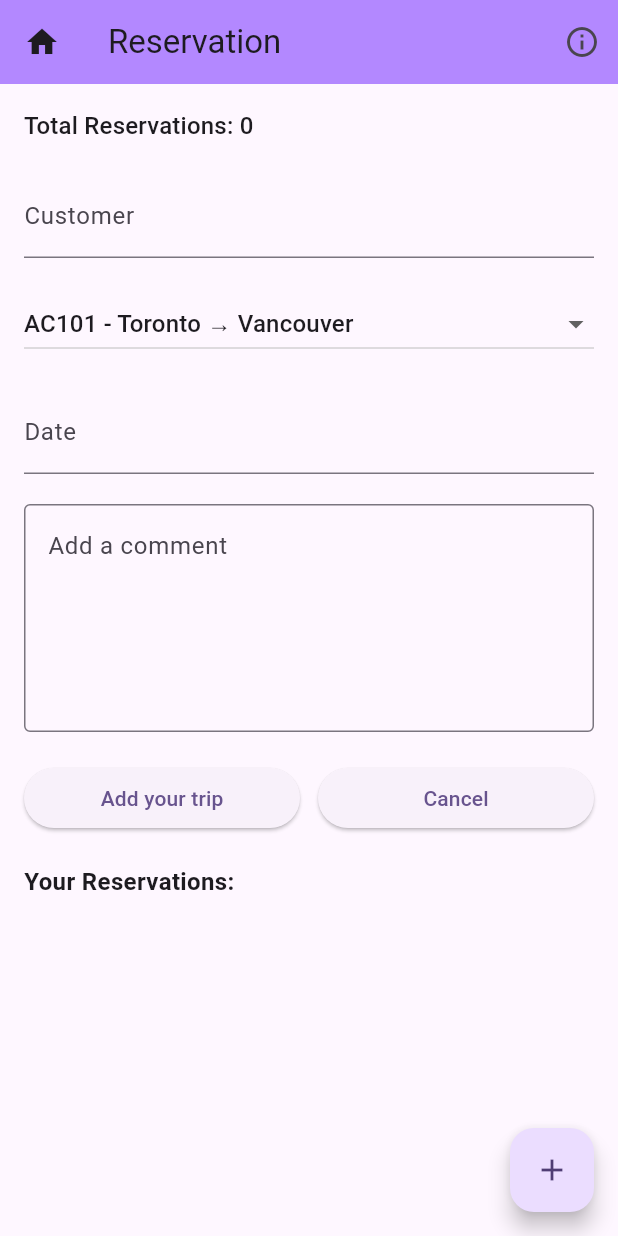
After one commit to JinmingShi1/cst2335_final_project, a Flutter app: the ReservationListPage screen opened directly, on a phone screen of 412 x 824 dp. The commit adds this screen. Run offline on Flutter 3.47's test engine with Material 3 defaults, Android fonts, the phone set to English and light mode, and no system bars; our stand-ins replace floor, flutter_secure_storage, sqflite; missing offline and left inert: encrypted_shared_preferences; accounts and stored records are empty; generated files the repository leaves out were written again.

Commit message:
Basic reservation page

```diff
--- a/lib/main.dart
+++ b/lib/main.dart
@@ -54,6 +54,7 @@ class _MyAppState extends State<MyApp> {
       routes: {
         // '/': (context) => const MyHomePage(),
         '/airplanes': (context) => const AirplaneListPage(),
+        '/reservation': (context) => const AirplaneListPage(),
       },
     );
   }
@@ -101,6 +102,12 @@ class MyHomePage extends StatelessWidget {
               },
               child: Text(t.translate("airplaneListTitle") ?? ''),
             ),
+            ElevatedButton(
+              onPressed: () {
+                Navigator.pushNamed(context, '/reservation');
+              },
+              child: Text(t.translate("airplaneListTitle") ?? ''),
+            ),
           ],
         ),
       ),
--- /dev/null
+++ b/lib/pages/reservation_page.dart
@@ -0,0 +1,322 @@
+import 'package:flutter/material.dart';
+import 'package:encrypted_shared_preferences/encrypted_shared_preferences.dart';
+import 'dao/reservationDao.dart';
+import 'entities/Reservation.dart';
+import 'database/reservationDatabase.dart';
+
+late ReservationDao myDAO;
+
+void main() async {
+  WidgetsFlutterBinding.ensureInitialized();
+  final db = await $FloorReservationDatabase
+      .databaseBuilder('app_database.db')
+      .build();
+  myDAO = db.reservationDao;
+
+  runApp(const ReservationPage());
+}
+
+class ReservationPage extends StatelessWidget {
+  const ReservationPage({super.key});
+
+  @override
+  Widget build(BuildContext context) {
+    return MaterialApp(
+      title: 'Reservation List',
+      debugShowCheckedModeBanner: false,
+      theme: ThemeData(
+        colorScheme: ColorScheme.fromSeed(seedColor: Colors.deepPurple),
+      ),
+      home: const ReservationListPage(title: 'Reservation'),
+    );
+  }
+}
+
+class Flight {
+  final String flightNumber;
+  final String departureCity;
+  final String arrivalCity;
+
+  Flight({
+    required this.flightNumber,
+    required this.departureCity,
+    required this.arrivalCity,
+  });
+}
+
+class ReservationListPage extends StatefulWidget {
+  const ReservationListPage({super.key, required this.title});
+  final String title;
+
+  @override
+  State<ReservationListPage> createState() => _ReservationListPageState();
+}
+
+class _ReservationListPageState extends State<ReservationListPage> {
+  List<Reservation> reservations = [];
+
+  final customerController = TextEditingController();
+  final dateController = TextEditingController();
+  final commentController = TextEditingController();
+  final encryptedPrefs = EncryptedSharedPreferences();
+
+  Flight? selectedFlight;
+  final List<Flight> availableFlights = [
+    Flight(flightNumber: 'AC101', departureCity: 'Toronto', arrivalCity: 'Vancouver'),
+    Flight(flightNumber: 'AC202', departureCity: 'Montreal', arrivalCity: 'Calgary'),
+  ];
+
+  String _twoDigits(int n) => n.toString().padLeft(2, '0');
+
+  @override
+  void initState() {
+    super.initState();
+    _loadReservations();
+    _loadSavedInputs();
+    selectedFlight = availableFlights.first;
+  }
+
+  void _loadReservations() async {
+    final items = await myDAO.getAllReservations();
+    setState(() {
+      reservations = items;
+    });
+  }
+
+  void _loadSavedInputs() async {
+    customerController.text = await encryptedPrefs.getString('customer') ?? '';
+    dateController.text = await encryptedPrefs.getString('date') ?? '';
+    commentController.text = await encryptedPrefs.getString('comment') ?? '';
+  }
+
+  void _saveReservation() async {
+    await encryptedPrefs.setString('customer', customerController.text);
+    await encryptedPrefs.setString('date', dateController.text);
+    await encryptedPrefs.setString('comment', commentController.text);
+
+    ScaffoldMessenger.of(context).showSnackBar(
+      const SnackBar(content: Text('Reservation added')),
+    );
+  }
+
+  void _cancelReservation() {
+    customerController.clear();
+    dateController.clear();
+    commentController.clear();
+
+    ScaffoldMessenger.of(context).showSnackBar(
+      const SnackBar(content: Text('Inputs cleared')),
+    );
+  }
+
+  void _addReservation() async {
+    final customer = customerController.text.trim();
+    final flight = selectedFlight?.flightNumber ?? '';
+    final date = dateController.text.trim();
+    final comment = commentController.text.trim();
+
+    if (customer.isEmpty || flight.isEmpty || date.isEmpty) {
+      ScaffoldMessenger.of(context).showSnackBar(
+        const SnackBar(content: Text('Please fill in all required fields')),
+      );
+      return;
+    }
+
+    final newRes = Reservation(
+      id: null,
+      customer: customer,
+      flight: flight,
+      date: date,
+      comment: comment,
+    );
+
+    await myDAO.insertReservation(newRes);
+    _loadReservations();
+
+    setState(() {
+      customerController.clear();
+      dateController.clear();
+      commentController.clear();
+      selectedFlight = null;
+    });
+
+    ScaffoldMessenger.of(context).showSnackBar(
+      SnackBar(content: Text('Reservation added: $customer - $flight on $date')),
+    );
+  }
+
+  void _showHelpDialog() {
+    showDialog(
+      context: context,
+      builder: (context) => AlertDialog(
+        title: const Text('How to Use'),
+        content: const Text(
+            'This page lets you add and view flight reservations.\n'
+                'Fill in the fields, then tap "+" or "Add your trip".\n'
+                'Tap an item to view details, or long press to delete.'),
+        actions: [
+          TextButton(
+            onPressed: () => Navigator.pop(context),
+            child: const Text('OK'),
+          ),
+        ],
+      ),
+    );
+  }
+
+  void _goBackToHome() {
+    Navigator.pop(context);
+  }
+
+  @override
+  Widget build(BuildContext context) {
+    return Scaffold(
+      appBar: AppBar(
+        backgroundColor: Colors.deepPurpleAccent.shade100,
+        leading: IconButton(
+          icon: const Icon(Icons.home),
+          onPressed: _goBackToHome,
+        ),
+        title: Text(widget.title),
+        actions: [
+          IconButton(
+            icon: const Icon(Icons.info_outline),
+            onPressed: _showHelpDialog,
+          ),
+        ],
+      ),
+      body: Padding(
+        padding: const EdgeInsets.all(16.0),
+        child: Column(
+          crossAxisAlignment: CrossAxisAlignment.start,
+          children: [
+            Text(
+              'Total Reservations: ${reservations.length}',
+              style: Theme.of(context).textTheme.titleMedium,
+            ),
+            const SizedBox(height: 20),
+
+            SizedBox(
+              width: 400,
+              child: TextField(
+                controller: customerController,
+                decoration: const InputDecoration(labelText: 'Customer'),
+              ),
+            ),
+            const SizedBox(height: 20),
+
+            SizedBox(
+              width: 400,
+              child: DropdownButton<Flight>(
+                isExpanded: true,
+                value: selectedFlight,
+                items: availableFlights.map((flight) {
+                  return DropdownMenuItem(
+                    value: flight,
+                    child: Text(
+                        '${flight.flightNumber} - ${flight.departureCity} → ${flight.arrivalCity}'),
+                  );
+                }).toList(),
+                onChanged: (Flight? value) {
+                  setState(() {
+                    selectedFlight = value;
+                  });
+                },
+              ),
+            ),
+            const SizedBox(height: 20),
+
+            SizedBox(
+              width: 400,
+              child: TextField(
+                controller: dateController,
+                decoration: const InputDecoration(labelText: 'Date'),
+                readOnly: true,
+                onTap: () async {
+                  DateTime? pickDate = await showDatePicker(
+                    context: context,
+                    initialDate: DateTime.now(),
+                    firstDate: DateTime(2022),
+                    lastDate: DateTime(2060),
+                  );
+                  if (pickDate != null) {
+                    String formatted =
+                        "${pickDate.year}-${_twoDigits(pickDate.month)}-${_twoDigits(pickDate.day)}";
+                    setState(() {
+                      dateController.text = formatted;
+                    });
+                  }
+                },
+              ),
+            ),
+            const SizedBox(height: 20),
+
+            SizedBox(
+              width: 400,
+              child: Column(
+                crossAxisAlignment: CrossAxisAlignment.start,
+                children: [
+                  TextField(
+                    controller: commentController,
+                    decoration: const InputDecoration(
+                      labelText: 'Add a comment',
+                      border: OutlineInputBorder(),
+                      alignLabelWithHint: true,
+                    ),
+                    keyboardType: TextInputType.multiline,
+                    maxLines: null,
+                    minLines: 5,
+                  ),
+                  const SizedBox(height: 20),
+                  Row(
+                    children: [
+                      Expanded(
+                        child: ElevatedButton(
+                          onPressed: _saveReservation,
+                          child: const Text('Add your trip'),
+                        ),
+                      ),
+                      const SizedBox(width: 12),
+                      Expanded(
+                        child: ElevatedButton(
+                          onPressed: _cancelReservation,
+                          child: const Text('Cancel'),
+                        ),
+                      ),
+                    ],
+                  ),
+                ],
+              ),
+            ),
+
+            const SizedBox(height: 20),
+            const Text(
+              'Your Reservations:',
+              style: TextStyle(fontSize: 16, fontWeight: FontWeight.bold),
+            ),
+            const SizedBox(height: 10),
+
+            SizedBox(
+              height: 180,
+              child: ListView.builder(
+                itemCount: reservations.length,
+                itemBuilder: (context, index) {
+                  final r = reservations[index];
+                  return Text(
+                    '${index + 1}: ${r.customer} - ${r.flight} - ${r.date}',
+                    style: const TextStyle(fontSize: 14),
+                  );
+                },
+              ),
+            ),
+          ],
+        ),
+      ),
+      floatingActionButton: FloatingActionButton(
+        onPressed: _addReservation,
+        tooltip: 'Add Reservation',
+        child: const Icon(Icons.add),
+      ),
+    );
+  }
+}
```
